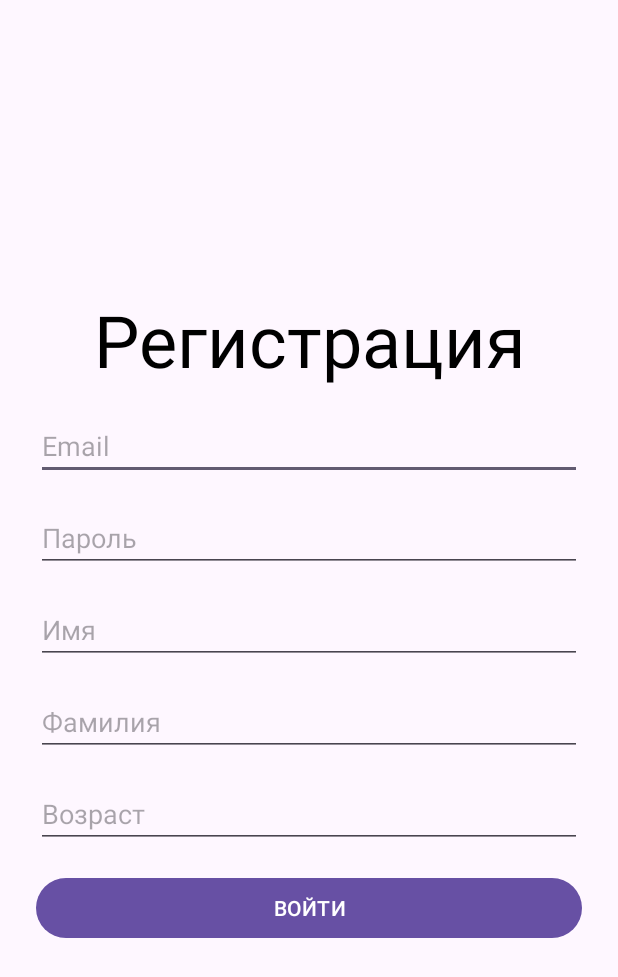
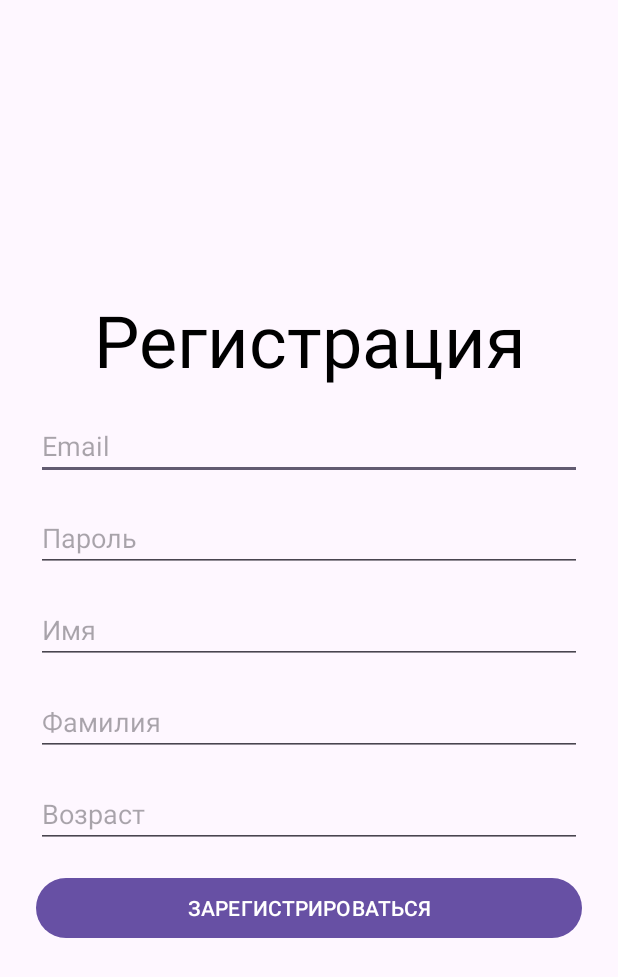
Before and after one commit to VladisSuh/Messenger, an Android app: the RegistrationActivity screen opened directly, with no data from a screen before it, on a phone screen of 412 x 824 dp. Shown: the top 977 px of the screen. Run offline under Robolectric (Android 15) with nearby library versions, the phone set to English and light mode, and no system bars; our stand-ins replace Firebase (no records; nobody signed in at launch, a user with empty details on screens opened directly); 1 statement that could not run was skipped.

Commit message:
Update strings.xml

```diff
--- a/app/src/main/res/values/strings.xml
+++ b/app/src/main/res/values/strings.xml
@@ -12,7 +12,7 @@
     <string name="name">Имя</string>
     <string name="last_name">Фамилия</string>
     <string name="age">Возраст</string>
-    <string name="sign_up">ВОЙТИ</string>
+    <string name="sign_up">ЗАРЕГИСТРИРОВАТЬСЯ</string>
     <string name="forgot_password_title">Забыли пароль?</string>
     <string name="reset_password">СБРОСИТЬ ПАРОЛЬ</string>
     <string name="logout">Выйти</string>
```
